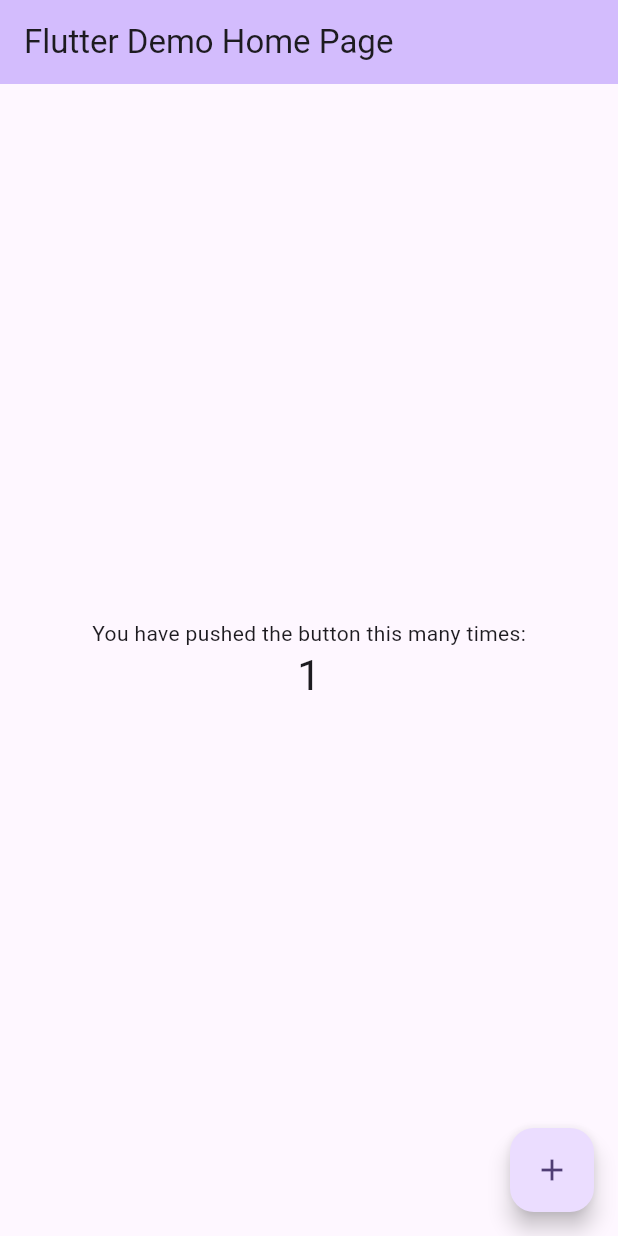
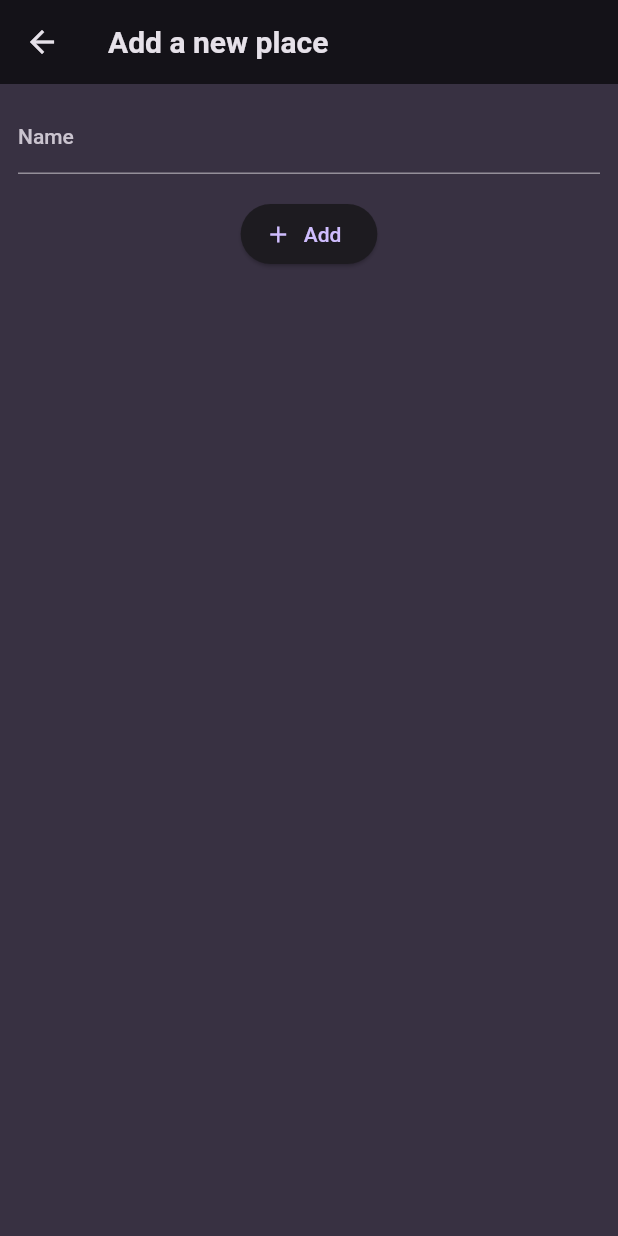
Before and after one commit to vinhgiang/favorite_places, a Flutter app: the screen it shows after launch, after a tap on the "add" icon, on a phone screen of 412 x 824 dp. Run offline on Flutter 3.47's test engine with Material 2 defaults, Android fonts, the phone set to English and light mode, and no system bars; our stand-ins replace flutter_riverpod, google_fonts.

Commit message:
showing and adding places

```diff
--- a/lib/main.dart
+++ b/lib/main.dart
@@ -1,7 +1,38 @@
 import 'package:flutter/material.dart';
+import 'package:flutter_riverpod/flutter_riverpod.dart';
+import 'package:google_fonts/google_fonts.dart';
+
+import 'screens/place_list_screen.dart';
+
+final colorScheme = ColorScheme.fromSeed(
+  brightness: Brightness.dark,
+  seedColor: const Color.fromARGB(255, 102, 6, 247),
+  background: const Color.fromARGB(255, 56, 49, 66),
+);
+
+final theme = ThemeData().copyWith(
+  useMaterial3: true,
+  scaffoldBackgroundColor: colorScheme.background,
+  colorScheme: colorScheme,
+  textTheme: GoogleFonts.ubuntuCondensedTextTheme().copyWith(
+    titleSmall: GoogleFonts.ubuntuCondensed(
+      fontWeight: FontWeight.bold,
+    ),
+    titleMedium: GoogleFonts.ubuntuCondensed(
+      fontWeight: FontWeight.bold,
+    ),
+    titleLarge: GoogleFonts.ubuntuCondensed(
+      fontWeight: FontWeight.bold,
+    ),
+  ),
+);
 
 void main() {
-  runApp(const MyApp());
+  runApp(
+    const ProviderScope(
+      child: MyApp(),
+    ),
+  );
 }
 
 class MyApp extends StatelessWidget {
@@ -11,115 +42,9 @@ class MyApp extends StatelessWidget {
   @override
   Widget build(BuildContext context) {
     return MaterialApp(
-      title: 'Flutter Demo',
-      theme: ThemeData(
-        // This is the theme of your application.
-        //
-        // TRY THIS: Try running your application with "flutter run". You'll see
-        // the application has a blue toolbar. Then, without quitting the app,
-        // try changing the seedColor in the colorScheme below to Colors.green
-        // and then invoke "hot reload" (save your changes or press the "hot
-        // reload" button in a Flutter-supported IDE, or press "r" if you used
-        // the command line to start the app).
-        //
-        // Notice that the counter didn't reset back to zero; the application
-        // state is not lost during the reload. To reset the state, use hot
-        // restart instead.
-        //
-        // This works for code too, not just values: Most code changes can be
-        // tested with just a hot reload.
-        colorScheme: ColorScheme.fromSeed(seedColor: Colors.deepPurple),
-        useMaterial3: true,
-      ),
-      home: const MyHomePage(title: 'Flutter Demo Home Page'),
+      title: 'Great Places',
+      theme: theme,
+      home: const PlaceListScreen(),
     );
   }
 }
-
-class MyHomePage extends StatefulWidget {
-  const MyHomePage({super.key, required this.title});
-
-  // This widget is the home page of your application. It is stateful, meaning
-  // that it has a State object (defined below) that contains fields that affect
-  // how it looks.
-
-  // This class is the configuration for the state. It holds the values (in this
-  // case the title) provided by the parent (in this case the App widget) and
-  // used by the build method of the State. Fields in a Widget subclass are
-  // always marked "final".
-
-  final String title;
-
-  @override
-  State<MyHomePage> createState() => _MyHomePageState();
-}
-
-class _MyHomePageState extends State<MyHomePage> {
-  int _counter = 0;
-
-  void _incrementCounter() {
-    setState(() {
-      // This call to setState tells the Flutter framework that something has
-      // changed in this State, which causes it to rerun the build method below
-      // so that the display can reflect the updated values. If we changed
-      // _counter without calling setState(), then the build method would not be
-      // called again, and so nothing would appear to happen.
-      _counter++;
-    });
-  }
-
-  @override
-  Widget build(BuildContext context) {
-    // This method is rerun every time setState is called, for instance as done
-    // by the _incrementCounter method above.
-    //
-    // The Flutter framework has been optimized to make rerunning build methods
-    // fast, so that you can just rebuild anything that needs updating rather
-    // than having to individually change instances of widgets.
-    return Scaffold(
-      appBar: AppBar(
-        // TRY THIS: Try changing the color here to a specific color (to
-        // Colors.amber, perhaps?) and trigger a hot reload to see the AppBar
-        // change color while the other colors stay the same.
-        backgroundColor: Theme.of(context).colorScheme.inversePrimary,
-        // Here we take the value from the MyHomePage object that was created by
-        // the App.build method, and use it to set our appbar title.
-        title: Text(widget.title),
-      ),
-      body: Center(
-        // Center is a layout widget. It takes a single child and positions it
-        // in the middle of the parent.
-        child: Column(
-          // Column is also a layout widget. It takes a list of children and
-          // arranges them vertically. By default, it sizes itself to fit its
-          // children horizontally, and tries to be as tall as its parent.
-          //
-          // Column has various properties to control how it sizes itself and
-          // how it positions its children. Here we use mainAxisAlignment to
-          // center the children vertically; the main axis here is the vertical
-          // axis because Columns are vertical (the cross axis would be
-          // horizontal).
-          //
-          // TRY THIS: Invoke "debug painting" (choose the "Toggle Debug Paint"
-          // action in the IDE, or press "p" in the console), to see the
-          // wireframe for each widget.
-          mainAxisAlignment: MainAxisAlignment.center,
-          children: <Widget>[
-            const Text(
-              'You have pushed the button this many times:',
-            ),
-            Text(
-              '$_counter',
-              style: Theme.of(context).textTheme.headlineMedium,
-            ),
-          ],
-        ),
-      ),
-      floatingActionButton: FloatingActionButton(
-        onPressed: _incrementCounter,
-        tooltip: 'Increment',
-        child: const Icon(Icons.add),
-      ), // This trailing comma makes auto-formatting nicer for build methods.
-    );
-  }
-}
--- /dev/null
+++ b/lib/models/place.dart
@@ -0,0 +1,12 @@
+import 'package:uuid/uuid.dart';
+
+const uuid = Uuid();
+
+class Place {
+  final String id;
+  final String name;
+
+  Place({
+    required this.name,
+  }) : id = uuid.v4();
+}
--- /dev/null
+++ b/lib/providers/user_places_notifier.dart
@@ -0,0 +1,16 @@
+import 'package:favorite_places/models/place.dart';
+import 'package:flutter_riverpod/flutter_riverpod.dart';
+
+class UserPlacesNotifier extends StateNotifier<List<Place>> {
+  UserPlacesNotifier() : super(const []);
+
+  void addPlace(String name) {
+    final newPlace = Place(name: name);
+    state = [newPlace, ...state];
+  }
+}
+
+final userPlacesProvider =
+    StateNotifierProvider<UserPlacesNotifier, List<Place>>(
+  (ref) => UserPlacesNotifier(),
+);
--- /dev/null
+++ b/lib/screens/add_place.dart
@@ -0,0 +1,62 @@
+import 'package:favorite_places/providers/user_places_notifier.dart';
+import 'package:flutter/material.dart';
+import 'package:flutter_riverpod/flutter_riverpod.dart';
+
+class AddPlaceScreen extends ConsumerStatefulWidget {
+  const AddPlaceScreen({super.key});
+
+  @override
+  ConsumerState<AddPlaceScreen> createState() {
+    return _AddPlaceScreen();
+  }
+}
+
+class _AddPlaceScreen extends ConsumerState<AddPlaceScreen> {
+  final _nameController = TextEditingController();
+
+  void _savePlace() {
+    final name = _nameController.text;
+
+    if (name.isEmpty) {
+      return;
+    }
+
+    ref.read(userPlacesProvider.notifier).addPlace(name);
+
+    Navigator.of(context).pop();
+  }
+
+  @override
+  void dispose() {
+    _nameController.dispose();
+    super.dispose();
+  }
+
+  @override
+  Widget build(BuildContext context) {
+    return Scaffold(
+      appBar: AppBar(
+        title: const Text('Add a new place'),
+      ),
+      body: SingleChildScrollView(
+        padding: const EdgeInsets.all(12),
+        child: Column(
+          children: [
+            TextField(
+              decoration: const InputDecoration(labelText: 'Name'),
+              controller: _nameController,
+              style:
+                  TextStyle(color: Theme.of(context).colorScheme.onBackground),
+            ),
+            const SizedBox(height: 16),
+            ElevatedButton.icon(
+              onPressed: _savePlace,
+              icon: const Icon(Icons.add),
+              label: const Text('Add'),
+            ),
+          ],
+        ),
+      ),
+    );
+  }
+}
--- /dev/null
+++ b/lib/screens/place_list_screen.dart
@@ -0,0 +1,30 @@
+import 'package:favorite_places/providers/user_places_notifier.dart';
+import 'package:favorite_places/screens/add_place.dart';
+import 'package:favorite_places/widgets/place_list.dart';
+import 'package:flutter/material.dart';
+import 'package:flutter_riverpod/flutter_riverpod.dart';
+
+class PlaceListScreen extends ConsumerWidget {
+  const PlaceListScreen({super.key});
+
+  @override
+  Widget build(BuildContext context, WidgetRef ref) {
+    final places = ref.watch(userPlacesProvider);
+
+    return Scaffold(
+      appBar: AppBar(
+        title: const Text('Your Places'),
+        actions: [
+          IconButton(
+            onPressed: () {
+              Navigator.of(context).push(
+                  MaterialPageRoute(builder: (ctx) => const AddPlaceScreen()));
+            },
+            icon: const Icon(Icons.add),
+          )
+        ],
+      ),
+      body: PlaceList(places: places),
+    );
+  }
+}
--- /dev/null
+++ b/lib/widgets/place_list.dart
@@ -0,0 +1,41 @@
+import 'package:favorite_places/models/place.dart';
+import 'package:flutter/material.dart';
+
+class PlaceList extends StatelessWidget {
+  final List<Place> places;
+
+  const PlaceList({
+    super.key,
+    required this.places,
+  });
+
+  @override
+  Widget build(BuildContext context) {
+    Widget content = Center(
+      child: Text(
+        'No places added yet.',
+        style: Theme.of(context).textTheme.bodyLarge!.copyWith(
+              color: Theme.of(context).colorScheme.onBackground,
+            ),
+      ),
+    );
+
+    if (places.isNotEmpty) {
+      content = ListView.builder(
+        itemCount: places.length,
+        itemBuilder: (ctx, index) {
+          return ListTile(
+            title: Text(
+              places[index].name,
+              style: Theme.of(context).textTheme.titleMedium!.copyWith(
+                    color: Theme.of(context).colorScheme.onBackground,
+                  ),
+            ),
+          );
+        },
+      );
+    }
+
+    return content;
+  }
+}
--- a/pubspec.yaml
+++ b/pubspec.yaml
@@ -35,6 +35,9 @@ dependencies:
   # The following adds the Cupertino Icons font to your application.
   # Use with the CupertinoIcons class for iOS style icons.
   cupertino_icons: ^1.0.2
+  google_fonts: ^6.1.0
+  uuid: ^4.2.2
+  flutter_riverpod: ^2.4.10
 
 dev_dependencies:
   flutter_test:
```
Also changed, not shown: lib/screens/place_detail.dart (added), pubspec.lock, 10 other files.
